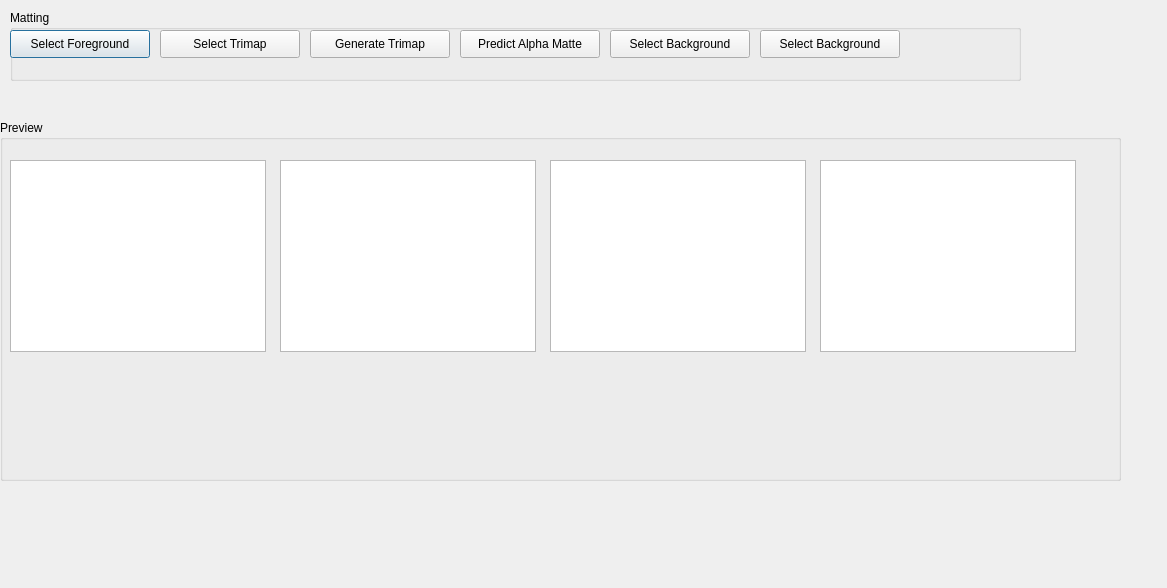
Before: the Qt Designer form untitled.ui in ttzul/_FinalProj, drawn with Qt 5.
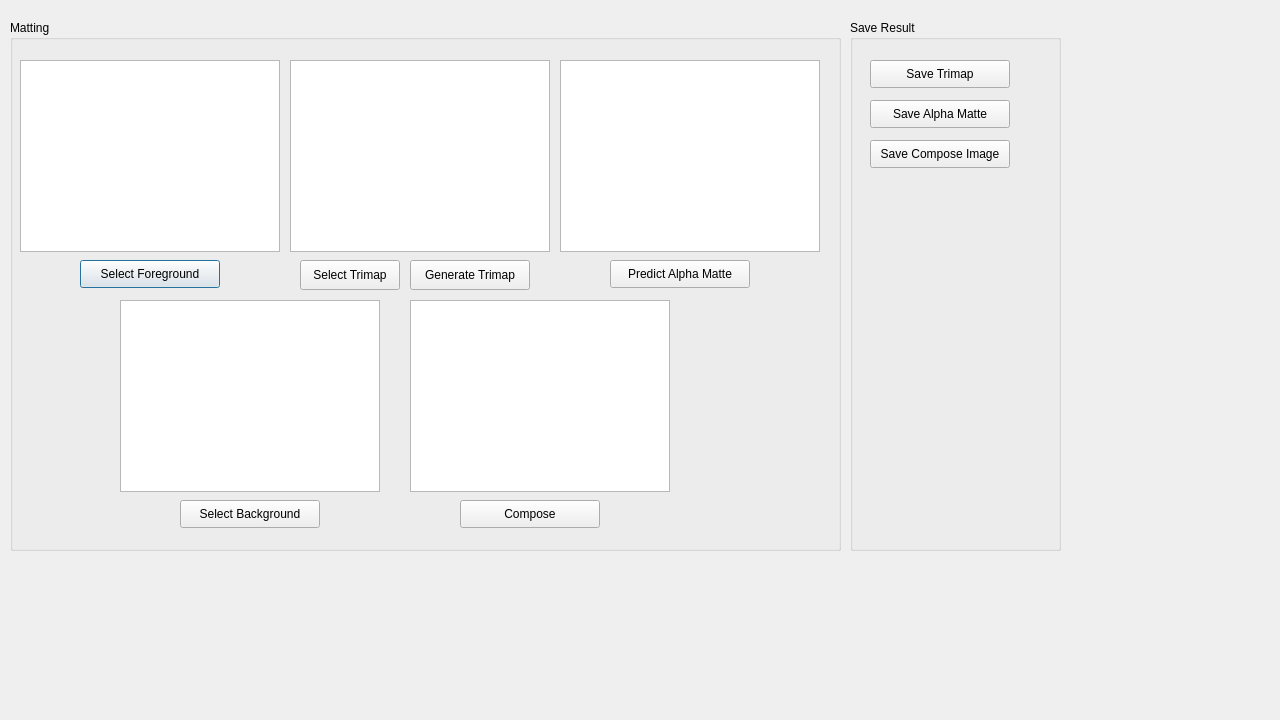
After: the same form once the commit is applied.

Commit message:
feat: matting relating function
1. UI 建構
2. matting 相關功能連接

Patch:
```diff
--- a/untitled.ui
+++ b/untitled.ui
@@ -6,30 +6,70 @@
    <rect>
     <x>0</x>
     <y>0</y>
-    <width>1167</width>
-    <height>588</height>
+    <width>1280</width>
+    <height>720</height>
    </rect>
   </property>
   <property name="windowTitle">
    <string>Dialog</string>
   </property>
-  <widget class="QGroupBox" name="groupBox">
+  <widget class="QGroupBox" name="matting_tool">
    <property name="geometry">
     <rect>
      <x>10</x>
-     <y>10</y>
-     <width>1011</width>
-     <height>71</height>
+     <y>20</y>
+     <width>831</width>
+     <height>531</height>
     </rect>
    </property>
    <property name="title">
     <string>Matting</string>
    </property>
+   <widget class="QGraphicsView" name="fg">
+    <property name="geometry">
+     <rect>
+      <x>10</x>
+      <y>40</y>
+      <width>260</width>
+      <height>192</height>
+     </rect>
+    </property>
+   </widget>
+   <widget class="QGraphicsView" name="tri">
+    <property name="geometry">
+     <rect>
+      <x>280</x>
+      <y>40</y>
+      <width>260</width>
+      <height>192</height>
+     </rect>
+    </property>
+   </widget>
+   <widget class="QGraphicsView" name="alpha">
+    <property name="geometry">
+     <rect>
+      <x>550</x>
+      <y>40</y>
+      <width>260</width>
+      <height>192</height>
+     </rect>
+    </property>
+   </widget>
+   <widget class="QGraphicsView" name="bg">
+    <property name="geometry">
+     <rect>
+      <x>110</x>
+      <y>280</y>
+      <width>260</width>
+      <height>192</height>
+     </rect>
+    </property>
+   </widget>
    <widget class="QPushButton" name="select_fg">
     <property name="geometry">
      <rect>
-      <x>0</x>
-      <y>20</y>
+      <x>70</x>
+      <y>240</y>
       <width>140</width>
       <height>28</height>
      </rect>
@@ -38,29 +78,13 @@
      <string>Select Foreground</string>
     </property>
    </widget>
-   <widget class="QPushButton" name="select_tri">
-    <property name="geometry">
-     <rect>
-      <x>150</x>
-      <y>20</y>
-      <width>140</width>
-      <height>28</height>
-     </rect>
-    </property>
-    <property name="mouseTracking">
-     <bool>false</bool>
-    </property>
-    <property name="text">
-     <string>Select Trimap</string>
-    </property>
-   </widget>
    <widget class="QPushButton" name="gen_tri">
     <property name="geometry">
      <rect>
-      <x>300</x>
-      <y>20</y>
-      <width>140</width>
-      <height>28</height>
+      <x>400</x>
+      <y>240</y>
+      <width>120</width>
+      <height>30</height>
      </rect>
     </property>
     <property name="mouseTracking">
@@ -70,11 +94,27 @@
      <string>Generate Trimap</string>
     </property>
    </widget>
+   <widget class="QPushButton" name="select_tri">
+    <property name="geometry">
+     <rect>
+      <x>290</x>
+      <y>240</y>
+      <width>100</width>
+      <height>30</height>
+     </rect>
+    </property>
+    <property name="mouseTracking">
+     <bool>false</bool>
+    </property>
+    <property name="text">
+     <string>Select Trimap</string>
+    </property>
+   </widget>
    <widget class="QPushButton" name="pre_alpha">
     <property name="geometry">
      <rect>
-      <x>450</x>
-      <y>20</y>
+      <x>600</x>
+      <y>240</y>
       <width>140</width>
       <height>28</height>
      </rect>
@@ -89,8 +129,8 @@
    <widget class="QPushButton" name="select_bg">
     <property name="geometry">
      <rect>
-      <x>600</x>
-      <y>20</y>
+      <x>170</x>
+      <y>480</y>
       <width>140</width>
       <height>28</height>
      </rect>
@@ -102,11 +142,11 @@
      <string>Select Background</string>
     </property>
    </widget>
-   <widget class="QPushButton" name="select_tri_3">
+   <widget class="QPushButton" name="com">
     <property name="geometry">
      <rect>
-      <x>750</x>
-      <y>20</y>
+      <x>450</x>
+      <y>480</y>
       <width>140</width>
       <height>28</height>
      </rect>
@@ -115,61 +155,79 @@
      <bool>false</bool>
     </property>
     <property name="text">
-     <string>Select Background</string>
+     <string>Compose</string>
+    </property>
+   </widget>
+   <widget class="QGraphicsView" name="com_res">
+    <property name="geometry">
+     <rect>
+      <x>400</x>
+      <y>280</y>
+      <width>260</width>
+      <height>192</height>
+     </rect>
     </property>
    </widget>
   </widget>
-  <widget class="QGroupBox" name="groupBox_2">
+  <widget class="QGroupBox" name="groupBox">
    <property name="geometry">
     <rect>
-     <x>0</x>
-     <y>120</y>
-     <width>1121</width>
-     <height>361</height>
+     <x>850</x>
+     <y>20</y>
+     <width>211</width>
+     <height>531</height>
     </rect>
    </property>
    <property name="title">
-    <string>Preview</string>
+    <string>Save Result</string>
    </property>
-   <widget class="QGraphicsView" name="fg">
+   <widget class="QPushButton" name="save_tri">
     <property name="geometry">
      <rect>
-      <x>10</x>
+      <x>20</x>
       <y>40</y>
-      <width>256</width>
-      <height>192</height>
+      <width>140</width>
+      <height>28</height>
      </rect>
     </property>
-   </widget>
-   <widget class="QGraphicsView" name="tri">
-    <property name="geometry">
-     <rect>
-      <x>280</x>
-      <y>40</y>
-      <width>256</width>
-      <height>192</height>
-     </rect>
+    <property name="mouseTracking">
+     <bool>false</bool>
     </property>
+    <property name="text">
+     <string>Save Trimap</string>
+    </property>
    </widget>
-   <widget class="QGraphicsView" name="alpha">
+   <widget class="QPushButton" name="save_alpha">
     <property name="geometry">
      <rect>
-      <x>550</x>
-      <y>40</y>
-      <width>256</width>
-      <height>192</height>
+      <x>20</x>
+      <y>80</y>
+      <width>140</width>
+      <height>28</height>
      </rect>
     </property>
+    <property name="mouseTracking">
+     <bool>false</bool>
+    </property>
+    <property name="text">
+     <string>Save Alpha Matte</string>
+    </property>
    </widget>
-   <widget class="QGraphicsView" name="res">
+   <widget class="QPushButton" name="save_com">
     <property name="geometry">
      <rect>
-      <x>820</x>
-      <y>40</y>
-      <width>256</width>
-      <height>192</height>
+      <x>20</x>
+      <y>120</y>
+      <width>140</width>
+      <height>28</height>
      </rect>
     </property>
+    <property name="mouseTracking">
+     <bool>false</bool>
+    </property>
+    <property name="text">
+     <string>Save Compose Image</string>
+    </property>
    </widget>
   </widget>
  </widget>
```
The commit also changes 3 other files.
